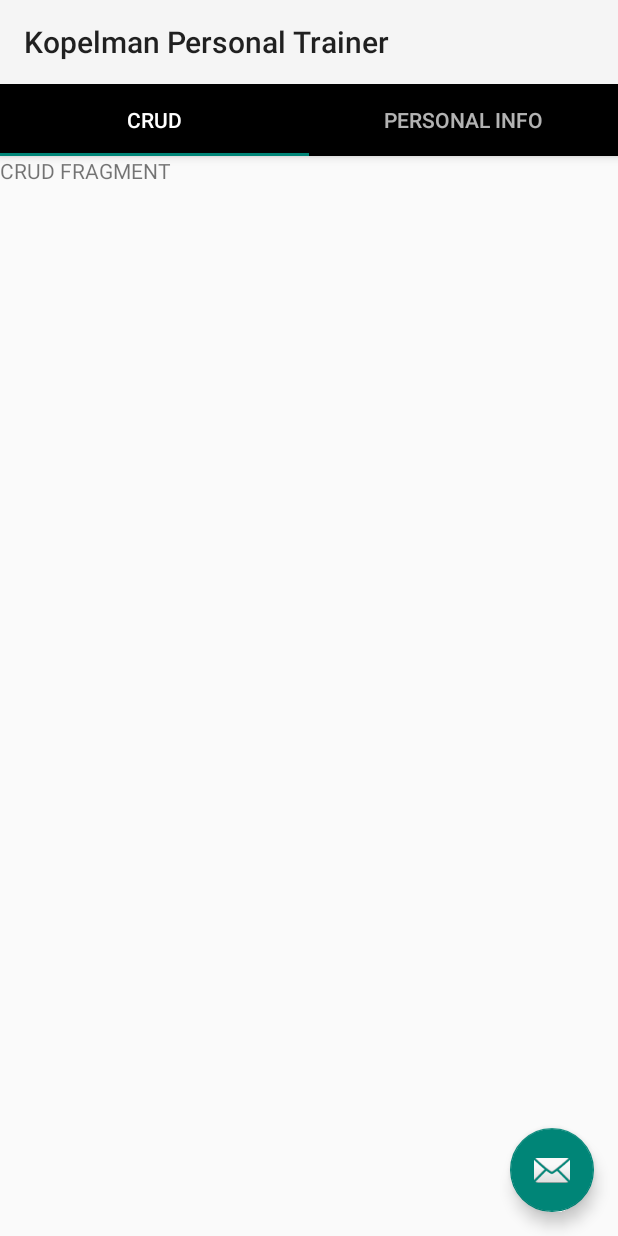
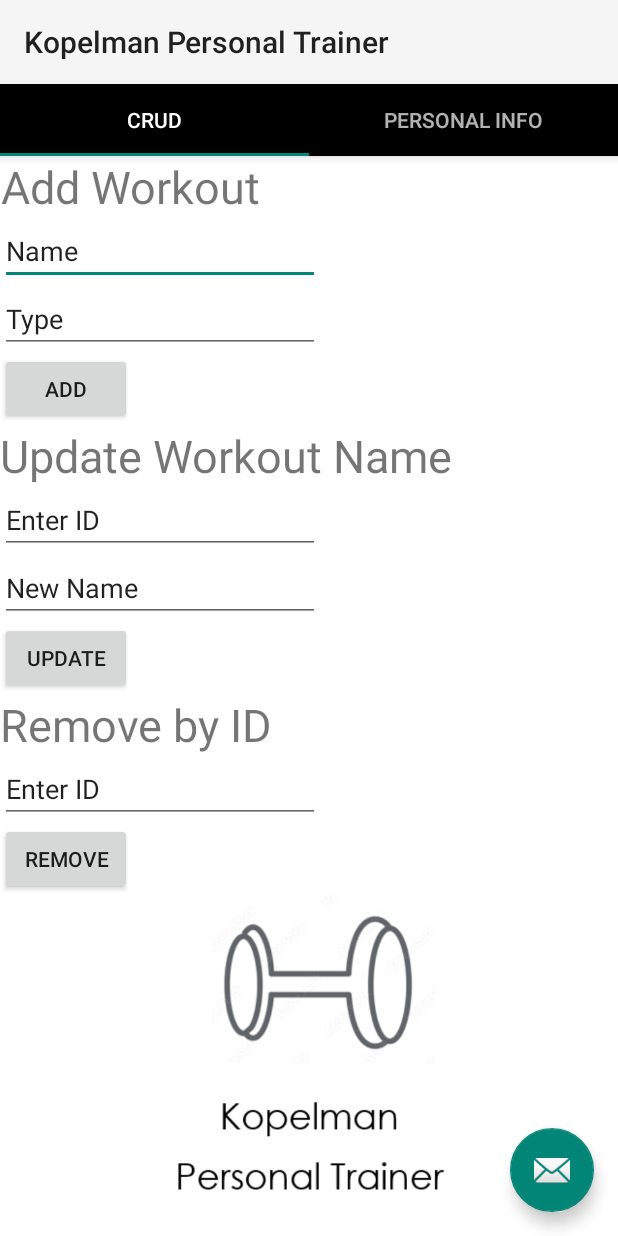
Before and after one commit to ETS-Android5/GETIN-shape-Kopelman, an Android app: the crud screen opened directly, with no data from a screen before it, on a phone screen of 412 x 824 dp. Run offline under Robolectric (Android 15) with nearby library versions, the phone set to English and light mode, and no system bars; our stand-ins replace Firebase (no records; nobody signed in at launch, a user with empty details on screens opened directly).

Commit message:
CRUD commit

```diff
--- /dev/null
+++ b/app/src/main/java/com/example/yalla/DAOTworkout.java
@@ -0,0 +1,27 @@
+package com.example.yalla;
+
+import com.google.android.gms.tasks.Task;
+import com.google.firebase.database.DatabaseReference;
+import com.google.firebase.database.FirebaseDatabase;
+
+import java.util.HashMap;
+
+public class DAOTworkout
+{
+    private DatabaseReference databaseReference;
+    public DAOTworkout(){
+        FirebaseDatabase database = FirebaseDatabase.getInstance();
+        databaseReference = database.getReference(Workout.class.getSimpleName());
+    }
+    public Task<Void> add(Workout workout){
+        if (workout == null)
+            return null;
+        return databaseReference.push().setValue(workout);
+    }
+    public Task<Void> update(String key, HashMap<String,Object> hashMap){
+        return databaseReference.child(key).updateChildren(hashMap);
+    }
+    public Task<Void> remove(String key){
+        return databaseReference.child(key).removeValue();
+    }
+}
--- a/app/src/main/java/com/example/yalla/crud.java
+++ b/app/src/main/java/com/example/yalla/crud.java
@@ -7,58 +7,69 @@ import androidx.fragment.app.Fragment;
 import android.view.LayoutInflater;
 import android.view.View;
 import android.view.ViewGroup;
+import android.widget.Button;
+import android.widget.EditText;
+import android.widget.Toast;
 
-/**
- * A simple {@link Fragment} subclass.
- * Use the {@link crud#newInstance} factory method to
- * create an instance of this fragment.
- */
+import com.google.android.gms.tasks.OnSuccessListener;
+
+import java.util.HashMap;
+
 public class crud extends Fragment {
-
-    // TODO: Rename parameter arguments, choose names that match
-    // the fragment initialization parameters, e.g. ARG_ITEM_NUMBER
-    private static final String ARG_PARAM1 = "param1";
-    private static final String ARG_PARAM2 = "param2";
-
-    // TODO: Rename and change types of parameters
-    private String mParam1;
-    private String mParam2;
-
-    public crud() {
-        // Required empty public constructor
-    }
-
-    /**
-     * Use this factory method to create a new instance of
-     * this fragment using the provided parameters.
-     *
-     * @param param1 Parameter 1.
-     * @param param2 Parameter 2.
-     * @return A new instance of fragment crud.
-     */
-    // TODO: Rename and change types and number of parameters
-    public static crud newInstance(String param1, String param2) {
-        crud fragment = new crud();
-        Bundle args = new Bundle();
-        args.putString(ARG_PARAM1, param1);
-        args.putString(ARG_PARAM2, param2);
-        fragment.setArguments(args);
-        return fragment;
-    }
-
-    @Override
-    public void onCreate(Bundle savedInstanceState) {
-        super.onCreate(savedInstanceState);
-        if (getArguments() != null) {
-            mParam1 = getArguments().getString(ARG_PARAM1);
-            mParam2 = getArguments().getString(ARG_PARAM2);
-        }
-    }
-
+    EditText editName,editType,updateName,updateId,removeId,removeName;
+    Button btnAdd,btnUpdate,btnRemove;
     @Override
     public View onCreateView(LayoutInflater inflater, ViewGroup container,
                              Bundle savedInstanceState) {
         // Inflate the layout for this fragment
-        return inflater.inflate(R.layout.fragment_crud, container, false);
+         View view =  inflater.inflate(R.layout.fragment_crud, container, false);
+        DAOTworkout dao = new DAOTworkout();
+        editName = view.findViewById(R.id.workOutName);
+         editType = view.findViewById(R.id.workOutType);
+         btnAdd = view.findViewById(R.id.btnAddWorkOut);
+         btnAdd.setOnClickListener(new View.OnClickListener() {
+             @Override
+             public void onClick(View v) {
+                 Workout workout = new Workout(editName.getText().toString(),editType.getText().toString(),0);
+                dao.add(workout).addOnSuccessListener(new OnSuccessListener<Void>() {
+                    @Override
+                    public void onSuccess(Void unused) {
+                        Toast.makeText(getActivity(), "workout added", Toast.LENGTH_SHORT).show();
+                    }
+                });
+             }
+         });
+
+         updateId = view.findViewById(R.id.editUpdateId);
+         updateName = view.findViewById(R.id.updatedName);
+         btnUpdate = view.findViewById(R.id.btnUpdateName);
+         btnUpdate.setOnClickListener(new View.OnClickListener() {
+             @Override
+             public void onClick(View v) {
+                 HashMap<String,Object> hashMap = new HashMap<>();
+                 hashMap.put("name",updateName.getText().toString());
+                 dao.update(updateId.getText().toString(),hashMap).addOnSuccessListener(new OnSuccessListener<Void>() {
+                     @Override
+                     public void onSuccess(Void unused) {
+                         Toast.makeText(getActivity(), "Name Updated", Toast.LENGTH_SHORT).show();
+                     }
+                 });
+             }
+         });
+
+          removeId = view.findViewById(R.id.editRemoveId);
+          btnRemove = view.findViewById(R.id.btnRemoveName);
+          btnRemove.setOnClickListener(new View.OnClickListener() {
+              @Override
+              public void onClick(View v) {
+                  dao.remove(removeId.getText().toString()).addOnSuccessListener(new OnSuccessListener<Void>() {
+                      @Override
+                      public void onSuccess(Void unused) {
+                          Toast.makeText(getActivity(), "Workout removed", Toast.LENGTH_SHORT).show();
+                      }
+                  });
+              }
+          });
+         return view;
     }
 }
--- a/app/src/main/res/layout/fragment_crud.xml
+++ b/app/src/main/res/layout/fragment_crud.xml
@@ -1,14 +1,82 @@
 <?xml version="1.0" encoding="utf-8"?>
-<FrameLayout xmlns:android="http://schemas.android.com/apk/res/android"
-    xmlns:tools="http://schemas.android.com/tools"
+<LinearLayout xmlns:android="http://schemas.android.com/apk/res/android"
+    xmlns:app="http://schemas.android.com/apk/res-auto"
+    android:id="@+id/db1_root"
     android:layout_width="match_parent"
     android:layout_height="match_parent"
-    tools:context=".crud">
+    android:background="@color/white"
+    android:orientation="vertical">
 
-    <!-- TODO: Update blank fragment layout -->
     <TextView
+        android:layout_width="wrap_content"
+        android:layout_height="wrap_content"
+        android:text="Add Workout"
+        android:textAlignment="center"
+        android:textSize="30dp"/>
+
+    <EditText
+        android:layout_width="wrap_content"
+        android:layout_height="wrap_content"
+        android:ems="10"
+        android:id="@+id/workOutName"
+        android:text="Name" />
+
+    <EditText
+        android:layout_width="wrap_content"
+        android:layout_height="wrap_content"
+        android:id="@+id/workOutType"
+        android:text="Type"
+        android:ems="10"/>
+    <Button
+        android:layout_width="wrap_content"
+        android:layout_height="wrap_content"
+        android:textAlignment="center"
+        android:id="@+id/btnAddWorkOut"
+        android:text="Add"/>
+    <TextView
+        android:layout_width="wrap_content"
+        android:layout_height="wrap_content"
+        android:textAlignment="center"
+        android:text="Update Workout Name"
+        android:textSize="30dp"/>
+    <EditText
+        android:layout_width="wrap_content"
+        android:layout_height="wrap_content"
+        android:text="Enter ID"
+        android:id="@+id/editUpdateId"
+        android:ems="10"/>
+    <EditText
+        android:layout_width="wrap_content"
+        android:layout_height="wrap_content"
+        android:text="New Name"
+        android:id="@+id/updatedName"
+        android:ems="10"/>
+    <Button
+        android:layout_width="wrap_content"
+        android:layout_height="wrap_content"
+        android:id="@+id/btnUpdateName"
+        android:text="Update"/>
+    <TextView
+        android:layout_width="wrap_content"
+        android:layout_height="wrap_content"
+        android:textAlignment="center"
+        android:text="Remove by ID"
+        android:textSize="30dp"/>
+    <EditText
+        android:layout_width="wrap_content"
+        android:layout_height="wrap_content"
+        android:text="Enter ID"
+        android:id="@+id/editRemoveId"
+        android:ems="10"/>
+    <Button
+        android:layout_width="wrap_content"
+        android:layout_height="wrap_content"
+        android:id="@+id/btnRemoveName"
+        android:text="Remove"/>
+
+    <ImageView
+        android:id="@+id/imageView"
         android:layout_width="match_parent"
-        android:layout_height="match_parent"
-        android:text="CRUD FRAGMENT" />
-
-</FrameLayout>
+        android:layout_height="wrap_content"
+        android:src="@drawable/logo" />
+</LinearLayout>
```
Also changed, not shown: app/src/main/java/com/example/yalla/Workout.java (added, +44 -0 lines), app/src/main/java/com/example/yalla/workoutsFragment.java (+45 -13 lines).
